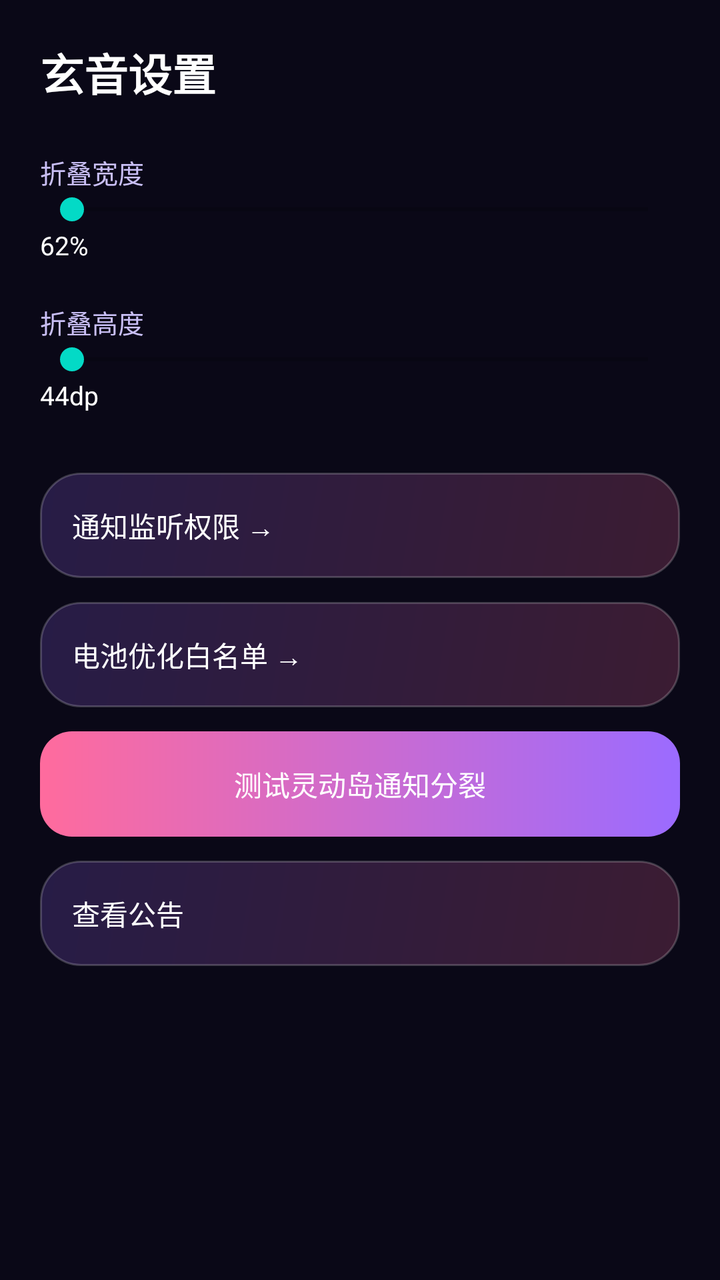
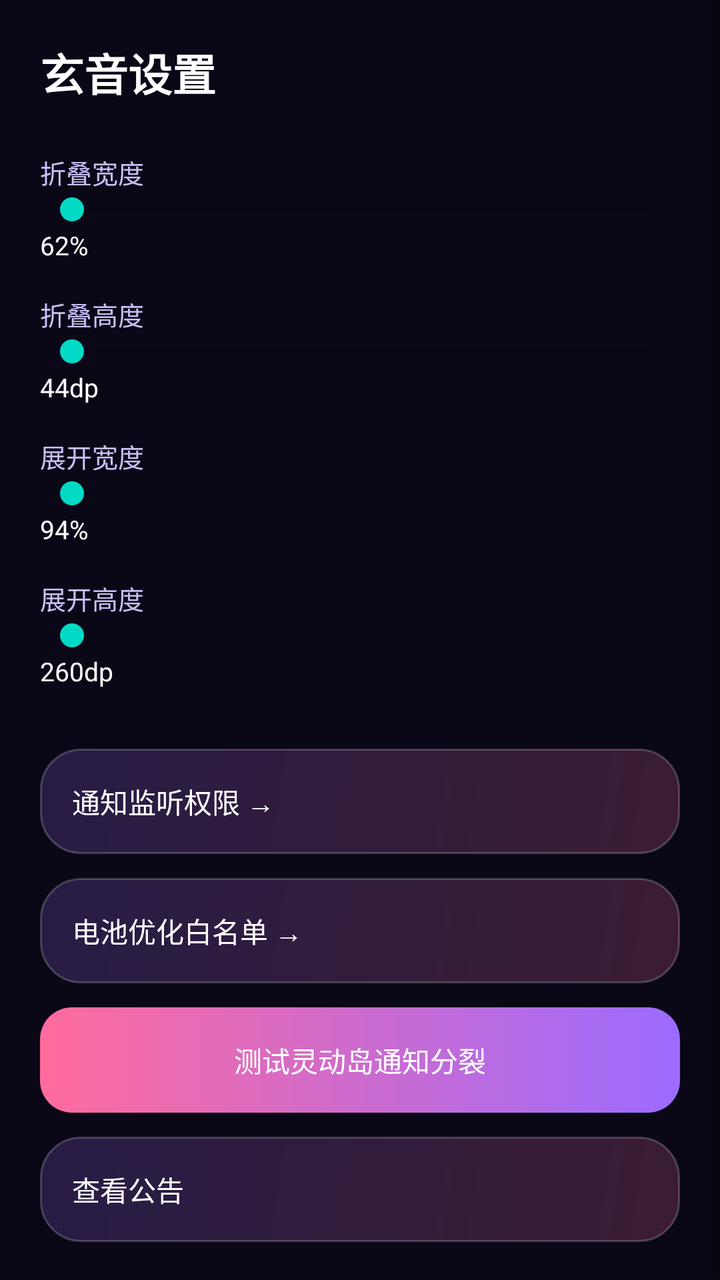

Compare the two renders of this Android layout. The source of the first and the diff that turns it into the second are given below.
<!-- AndroidManifest.xml: application theme Theme.XuanYin -->
<!-- res/layout/activity_settings.xml -->
<?xml version="1.0" encoding="utf-8"?>
<ScrollView xmlns:android="http://schemas.android.com/apk/res/android"
    android:layout_width="match_parent" android:layout_height="match_parent"
    android:background="@color/bg_deep" android:fillViewport="true">
    <LinearLayout android:orientation="vertical" android:padding="20dp"
        android:layout_width="match_parent" android:layout_height="wrap_content">
        <TextView android:layout_width="wrap_content" android:layout_height="wrap_content"
            android:text="玄音设置" android:textColor="@color/white"
            android:textSize="22sp" android:textStyle="bold" />
        <TextView android:layout_width="wrap_content" android:layout_height="wrap_content"
            android:layout_marginTop="24dp" android:text="折叠宽度"
            android:textColor="@color/sub_text" android:textSize="13sp" />
        <SeekBar android:id="@+id/sb_collapsed" android:layout_width="match_parent" android:layout_height="wrap_content" />
        <TextView android:id="@+id/tv_collapsed_val" android:layout_width="wrap_content"
            android:layout_height="wrap_content" android:text="62%"
            android:textColor="@color/white" android:textSize="13sp" />
        <TextView android:layout_width="wrap_content" android:layout_height="wrap_content"
            android:layout_marginTop="20dp" android:text="折叠高度"
            android:textColor="@color/sub_text" android:textSize="13sp" />
        <SeekBar android:id="@+id/sb_height" android:layout_width="match_parent" android:layout_height="wrap_content" />
        <TextView android:id="@+id/tv_height_val" android:layout_width="wrap_content"
            android:layout_height="wrap_content" android:text="44dp"
            android:textColor="@color/white" android:textSize="13sp" />
        <TextView android:id="@+id/btn_notify_access" android:layout_marginTop="30dp"
            android:padding="16dp" android:background="@drawable/bg_card"
            android:layout_width="match_parent" android:layout_height="wrap_content"
            android:text="通知监听权限 →" android:textColor="@color/white" android:textSize="14sp" />
        <TextView android:id="@+id/btn_battery" android:layout_marginTop="12dp"
            android:padding="16dp" android:background="@drawable/bg_card"
            android:layout_width="match_parent" android:layout_height="wrap_content"
            android:text="电池优化白名单 →" android:textColor="@color/white" android:textSize="14sp" />
        <TextView android:id="@+id/btn_test_notify" android:layout_marginTop="12dp"
            android:padding="16dp" android:background="@drawable/bg_gradient_button"
            android:layout_width="match_parent" android:layout_height="wrap_content"
            android:gravity="center" android:text="测试灵动岛通知分裂"
            android:textColor="@color/white" android:textSize="14sp" />
        <TextView android:id="@+id/btn_announcement" android:layout_marginTop="12dp"
            android:padding="16dp" android:background="@drawable/bg_card"
            android:layout_width="match_parent" android:layout_height="wrap_content"
            android:text="查看公告" android:textColor="@color/white" android:textSize="14sp" />
    </LinearLayout>
</ScrollView>
<!-- resources referenced by this layout -->
<resources>
  <color name="bg_deep">#0A0817</color>
  <color name="sub_text">#C9BFF5</color>
  <color name="white">#FFFFFF</color>
  <!-- drawable bg_card (drawable) -->
  <?xml version="1.0" encoding="utf-8"?>
  <shape xmlns:android="http://schemas.android.com/apk/res/android">
      <corners android:radius="20dp" />
      <gradient android:angle="135" android:startColor="#33FF6B9D" android:endColor="#339B6BFF" />
      <stroke android:width="1dp" android:color="#33FFFFFF" />
  </shape>
  <!-- drawable bg_gradient_button (drawable) -->
  <?xml version="1.0" encoding="utf-8"?>
  <shape xmlns:android="http://schemas.android.com/apk/res/android">
      <corners android:radius="16dp" />
      <gradient android:angle="0" android:startColor="#FF6B9D" android:endColor="#9B6BFF" />
  </shape>
  <style name="Theme.XuanYin" parent="Theme.MaterialComponents.DayNight.NoActionBar">
          <item name="android:windowBackground">@color/bg_deep</item>
          <item name="android:statusBarColor">@color/bg_deep</item>
          <item name="android:navigationBarColor">@color/bg_deep</item>
          <item name="android:windowAnimationStyle">@style/WindowAnim</item>
          <item name="android:windowLightStatusBar">false</item>
      </style>
  <style name="WindowAnim" parent="@android:style/Animation.Activity">
          <item name="android:activityOpenEnterAnimation">@anim/fade_in</item>
          <item name="android:activityOpenExitAnimation">@anim/fade_out</item>
          <item name="android:activityCloseEnterAnimation">@anim/fade_in</item>
          <item name="android:activityCloseExitAnimation">@anim/fade_out</item>
      </style>
</resources>

<!-- the commit's change to res/layout/activity_settings.xml (unified diff, before → after) -->
@@ -4,23 +4,51 @@
     android:background="@color/bg_deep" android:fillViewport="true">
     <LinearLayout android:orientation="vertical" android:padding="20dp"
         android:layout_width="match_parent" android:layout_height="wrap_content">
+
         <TextView android:layout_width="wrap_content" android:layout_height="wrap_content"
             android:text="玄音设置" android:textColor="@color/white"
             android:textSize="22sp" android:textStyle="bold" />
+
         <TextView android:layout_width="wrap_content" android:layout_height="wrap_content"
             android:layout_marginTop="24dp" android:text="折叠宽度"
             android:textColor="@color/sub_text" android:textSize="13sp" />
-        <SeekBar android:id="@+id/sb_collapsed" android:layout_width="match_parent" android:layout_height="wrap_content" />
+        <SeekBar android:id="@+id/sb_collapsed"
+            android:max="65"
+            android:layout_width="match_parent" android:layout_height="wrap_content" />
         <TextView android:id="@+id/tv_collapsed_val" android:layout_width="wrap_content"
             android:layout_height="wrap_content" android:text="62%"
             android:textColor="@color/white" android:textSize="13sp" />
+
         <TextView android:layout_width="wrap_content" android:layout_height="wrap_content"
-            android:layout_marginTop="20dp" android:text="折叠高度"
+            android:layout_marginTop="16dp" android:text="折叠高度"
             android:textColor="@color/sub_text" android:textSize="13sp" />
-        <SeekBar android:id="@+id/sb_height" android:layout_width="match_parent" android:layout_height="wrap_content" />
+        <SeekBar android:id="@+id/sb_height"
+            android:max="36"
+            android:layout_width="match_parent" android:layout_height="wrap_content" />
         <TextView android:id="@+id/tv_height_val" android:layout_width="wrap_content"
             android:layout_height="wrap_content" android:text="44dp"
             android:textColor="@color/white" android:textSize="13sp" />
+
+        <TextView android:layout_width="wrap_content" android:layout_height="wrap_content"
+            android:layout_marginTop="16dp" android:text="展开宽度"
+            android:textColor="@color/sub_text" android:textSize="13sp" />
+        <SeekBar android:id="@+id/sb_expanded_w"
+            android:max="40"
+            android:layout_width="match_parent" android:layout_height="wrap_content" />
+        <TextView android:id="@+id/tv_expanded_w_val" android:layout_width="wrap_content"
+            android:layout_height="wrap_content" android:text="94%"
+            android:textColor="@color/white" android:textSize="13sp" />
+
+        <TextView android:layout_width="wrap_content" android:layout_height="wrap_content"
+            android:layout_marginTop="16dp" android:text="展开高度"
+            android:textColor="@color/sub_text" android:textSize="13sp" />
+        <SeekBar android:id="@+id/sb_expanded_h"
+            android:max="380"
+            android:layout_width="match_parent" android:layout_height="wrap_content" />
+        <TextView android:id="@+id/tv_expanded_h_val" android:layout_width="wrap_content"
+            android:layout_height="wrap_content" android:text="260dp"
+            android:textColor="@color/white" android:textSize="13sp" />
+
         <TextView android:id="@+id/btn_notify_access" android:layout_marginTop="30dp"
             android:padding="16dp" android:background="@drawable/bg_card"
             android:layout_width="match_parent" android:layout_height="wrap_content"
